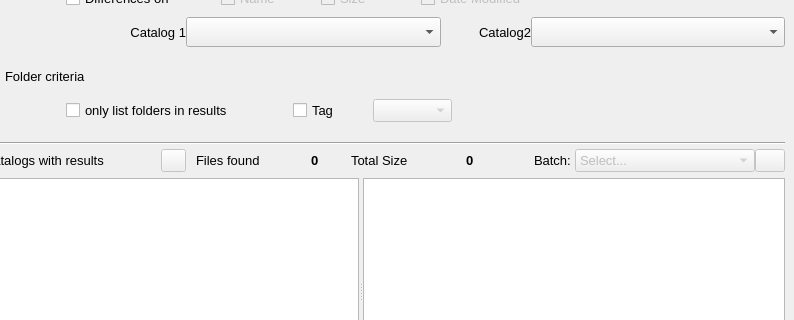
The window that mainwindow.ui (StephaneCouturier/Katalog) describes before a commit, drawn with Qt 5; both pictures show x 364 to 1158 and y 337 to 657 of the 1158 by 936 pixel window.
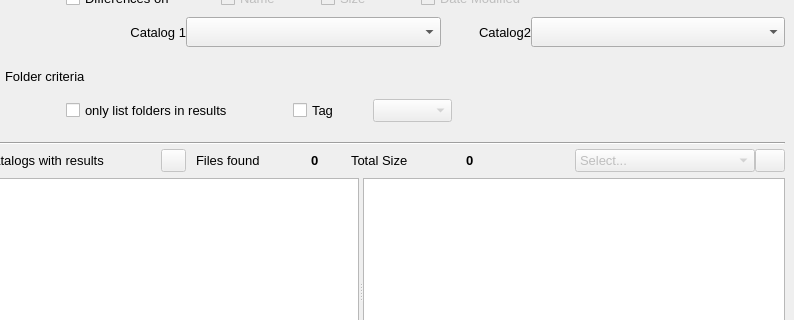
The same window after the commit. Icons and pictures are not drawn. Custom widgets are drawn as their Qt base class.

The edit to the form file:
```diff
--- a/mainwindow.ui
+++ b/mainwindow.ui
@@ -3644,22 +3644,6 @@
                     </property>
                    </widget>
                   </item>
-                  <item>
-                   <spacer name="horizontalSpacer">
-                    <property name="orientation">
-                     <enum>Qt::Horizontal</enum>
-                    </property>
-                    <property name="sizeType">
-                     <enum>QSizePolicy::Fixed</enum>
-                    </property>
-                    <property name="sizeHint" stdset="0">
-                     <size>
-                      <width>10</width>
-                      <height>20</height>
-                     </size>
-                    </property>
-                   </spacer>
-                  </item>
                   <item>
                    <spacer name="Search_horizontalSpacer_08">
                     <property name="font">
@@ -3678,30 +3662,6 @@
                     </property>
                    </spacer>
                   </item>
-                  <item>
-                   <widget class="QLabel" name="Search_label_SizeTitle_2">
-                    <property name="sizePolicy">
-                     <sizepolicy hsizetype="Fixed" vsizetype="Preferred">
-                      <horstretch>0</horstretch>
-                      <verstretch>0</verstretch>
-                     </sizepolicy>
-                    </property>
-                    <property name="font">
-                     <font>
-                      <pointsize>10</pointsize>
-                     </font>
-                    </property>
-                    <property name="text">
-                     <string>Batch: </string>
-                    </property>
-                    <property name="alignment">
-                     <set>Qt::AlignLeading|Qt::AlignLeft|Qt::AlignVCenter</set>
-                    </property>
-                    <property name="indent">
-                     <number>10</number>
-                    </property>
-                   </widget>
-                  </item>
                   <item>
                    <widget class="QComboBox" name="Search_comboBox_SelectProcess">
                     <property name="enabled">
```
Left out of the diff: 4 changed lines with no effect on the pictures.
